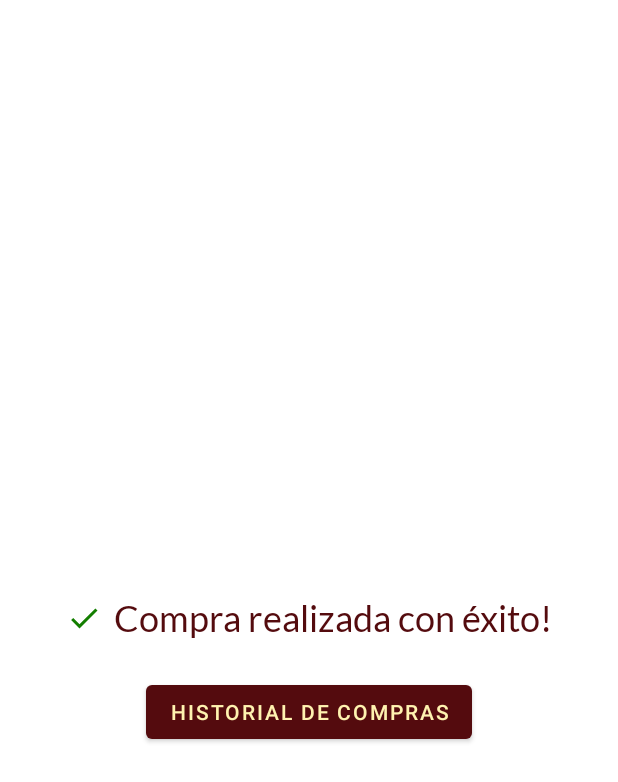
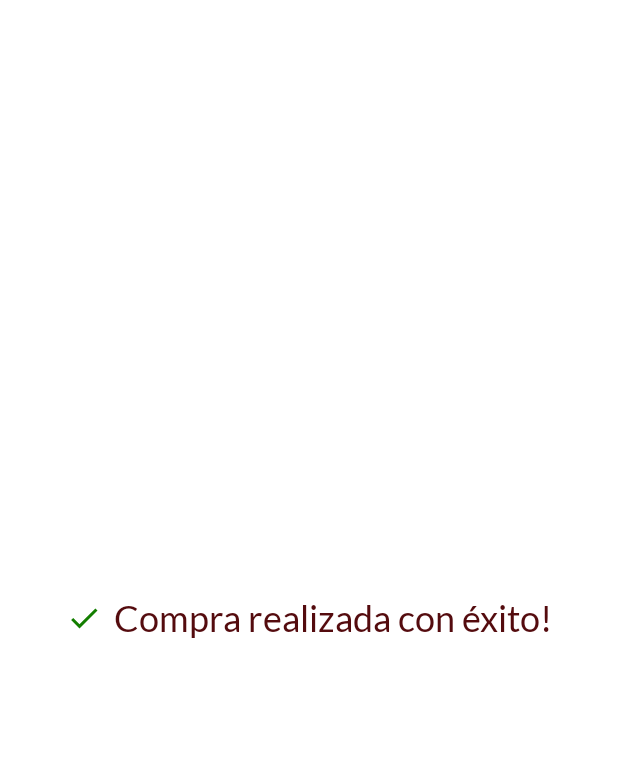
Before and after one commit to Pastorsin/el-paseo-app, an Android app: the layout fragment_success_purchase.xml on its own in the app's theme, with its tools: preview values and no code run, on a phone screen of 412 x 824 dp. Shown: the top 782 px of the screen. Run offline under Robolectric (Android 15) with nearby library versions, the phone set to English and light mode, and no system bars; Roboto replaces fonts that are not available here.

```diff
--- a/app/src/main/java/laboratorio/app/fragments/SuccessPurchaseFragment.java
+++ b/app/src/main/java/laboratorio/app/fragments/SuccessPurchaseFragment.java
@@ -14,6 +14,6 @@ public class SuccessPurchaseFragment extends Fragment {
     @Override
     public View onCreateView(LayoutInflater inflater, ViewGroup container,
                              Bundle savedInstanceState) {
-        return inflater.inflate(R.layout.fragment_success_purchase, container, false);
+       return inflater.inflate(R.layout.fragment_success_purchase, container, false);
     }
 }
--- a/app/src/main/res/layout/fragment_success_purchase.xml
+++ b/app/src/main/res/layout/fragment_success_purchase.xml
@@ -44,14 +44,4 @@
             app:layout_constraintTop_toTopOf="parent" />
     </androidx.constraintlayout.widget.ConstraintLayout>
 
-    <Button
-        android:id="@+id/button2"
-        android:layout_width="wrap_content"
-        android:layout_height="wrap_content"
-        android:layout_marginTop="24dp"
-        android:text="Historial de compras"
-        app:layout_constraintEnd_toEndOf="parent"
-        app:layout_constraintStart_toStartOf="parent"
-        app:layout_constraintTop_toBottomOf="@+id/constraintLayout5" />
-
 </androidx.constraintlayout.widget.ConstraintLayout>
```
Also changed, not shown: app/src/main/java/laboratorio/app/fragments/forms/purchase/items/PurchaseDetailFormFragment.java (+27 -0 lines), app/src/main/java/laboratorio/app/viewmodels/PurchaseViewModel.java (+7 -0 lines), app/src/main/res/layout/fragment_purchase_detail_form.xml (+10 -1 lines).
